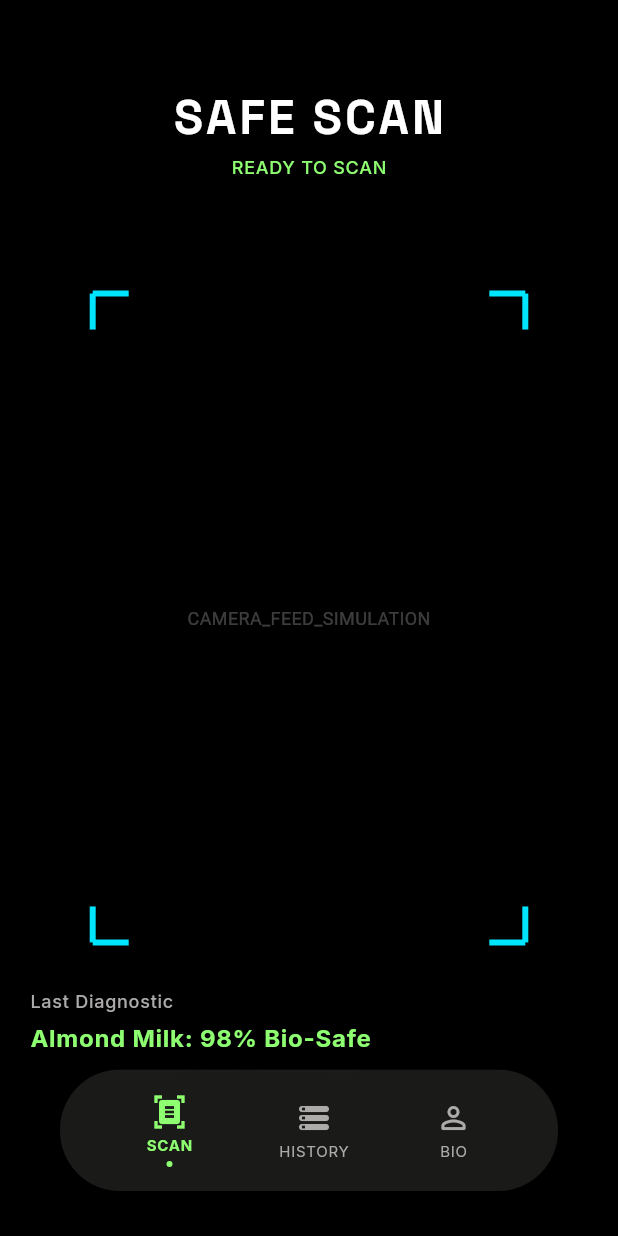
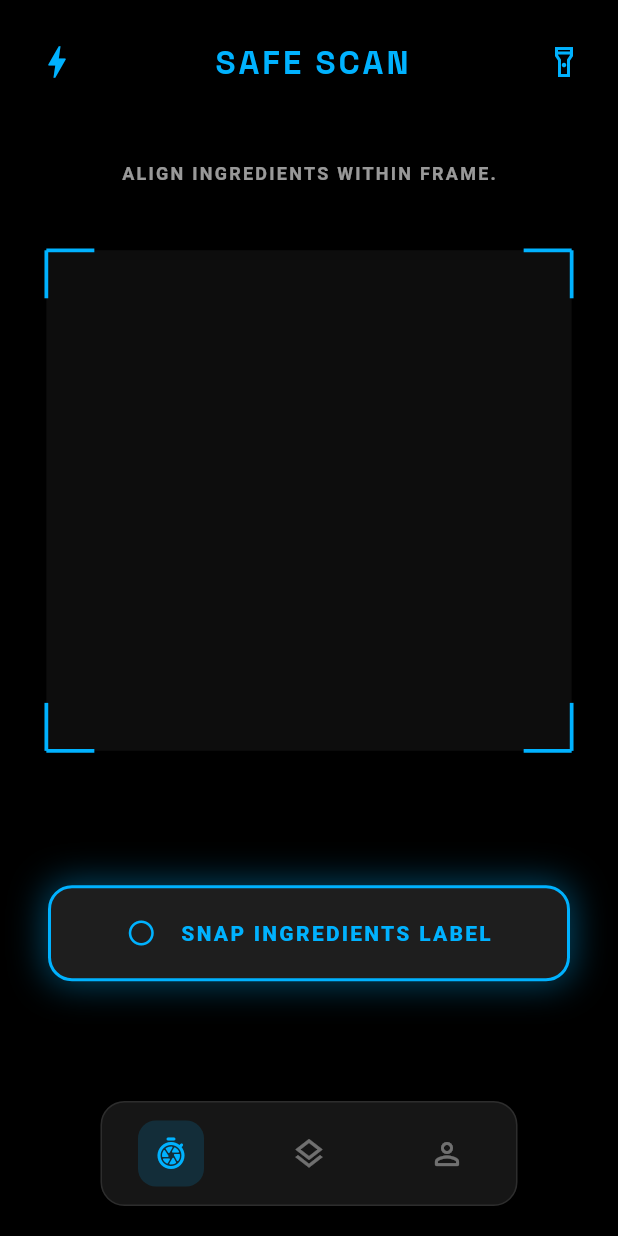
Before and after one commit to kjh311/safe-scan, a Flutter app: the screen it shows after launch, on a phone screen of 412 x 824 dp. Run offline on Flutter 3.47's test engine with Material 3 defaults, Android fonts, the phone set to English and light mode, and no system bars; our stand-ins replace google_fonts.

Commit message:
photo page layout

```diff
--- a/lib/screens/scanner_screen.dart
+++ b/lib/screens/scanner_screen.dart
@@ -1,82 +1,49 @@
-import 'dart:ui';
 import 'package:flutter/material.dart';
 import '../theme/app_theme.dart';
-import '../widgets/viewfinder_overlay.dart';
+import '../widgets/scanner_view.dart';
+import '../widgets/results_view.dart';
 
-class ScannerScreen extends StatelessWidget {
+class ScannerScreen extends StatefulWidget {
   const ScannerScreen({super.key});
+
+  @override
+  State<ScannerScreen> createState() => _ScannerScreenState();
+}
+
+class _ScannerScreenState extends State<ScannerScreen> {
+  bool _showResults = false;
+
+  void _toggleView() {
+    setState(() {
+      _showResults = !_showResults;
+    });
+  }
 
   @override
   Widget build(BuildContext context) {
     return Scaffold(
-      backgroundColor: Colors.black, // Placeholder for camera
+      backgroundColor: Colors.black,
       body: Stack(
         children: [
-          // Simulated Camera View (just a black background for now)
-          const Center(
-            child: Text(
-              "CAMERA_FEED_SIMULATION",
-              style: TextStyle(color: Colors.white24, fontSize: 12),
-            ),
+          // Content View
+          AnimatedSwitcher(
+            duration: const Duration(milliseconds: 500),
+            transitionBuilder: (Widget child, Animation<double> animation) {
+              return FadeTransition(opacity: animation, child: child);
+            },
+            child: _showResults
+                ? ResultsView(key: const ValueKey('results'), onReset: _toggleView)
+                : ScannerView(key: const ValueKey('scanner'), onScanComplete: _toggleView),
           ),
 
-          // Viewfinder Overlay
-          const ViewfinderOverlay(),
-
-          // Top Branding
+          // Floating Island Navigation (at the very bottom)
           Positioned(
-            top: 60,
-            left: 0,
-            right: 0,
-            child: Column(
-              children: [
-                Text(
-                  "SAFE SCAN",
-                  style: Theme.of(context).textTheme.displayLarge?.copyWith(
-                    fontSize: 32,
-                    letterSpacing: 2,
-                  ),
-                ),
-                const SizedBox(height: 8),
-                Text(
-                  "READY TO SCAN",
-                  style: Theme.of(context).textTheme.labelMedium?.copyWith(
-                    color: AppColors.primary,
-                  ),
-                ),
-              ],
+            bottom: 20, // Slightly higher to ensure it's "floating" above the edge
+            left: 24,
+            right: 24,
+            child: Center(
+              child: _buildFloatingNavigation(context),
             ),
-          ),
-
-          // Diagnostic Data Overlay (Mock)
-          Positioned(
-            bottom: 120,
-            left: 20,
-            child: Column(
-              crossAxisAlignment: CrossAxisAlignment.start,
-              children: [
-                Text(
-                  "Last Diagnostic",
-                  style: Theme.of(context).textTheme.labelMedium,
-                ),
-                const SizedBox(height: 4),
-                Text(
-                  "Almond Milk: 98% Bio-Safe",
-                  style: Theme.of(context).textTheme.bodyLarge?.copyWith(
-                    color: AppColors.primary,
-                    fontWeight: FontWeight.bold,
-                  ),
-                ),
-              ],
-            ),
-          ),
-
-          // Floating Island Navigation
-          Positioned(
-            bottom: 30,
-            left: 40,
-            right: 40,
-            child: _buildFloatingNavigation(context),
           ),
         ],
       ),
@@ -84,52 +51,43 @@ class ScannerScreen extends StatelessWidget {
   }
 
   Widget _buildFloatingNavigation(BuildContext context) {
-    return ClipRRect(
-      borderRadius: BorderRadius.circular(40),
-      child: BackdropFilter(
-        filter: ImageFilter.blur(sigmaX: 12, sigmaY: 12),
-        child: Container(
-          padding: const EdgeInsets.symmetric(vertical: 16),
-          color: AppColors.surfaceContainerHigh.withOpacity(0.8),
-          child: Row(
-            mainAxisAlignment: MainAxisAlignment.spaceEvenly,
-            children: [
-              _buildNavItem(context, Icons.document_scanner, "SCAN", true),
-              _buildNavItem(context, Icons.storage_rounded, "HISTORY", false),
-              _buildNavItem(context, Icons.person_outline_rounded, "BIO", false),
-            ],
-          ),
+    return Container(
+      padding: const EdgeInsets.symmetric(vertical: 12, horizontal: 24),
+      decoration: BoxDecoration(
+        color: const Color(0xFF161616),
+        borderRadius: BorderRadius.circular(16),
+        border: Border.all(
+          color: Colors.white.withValues(alpha: 0.1),
+          width: 1,
         ),
+      ),
+      child: Row(
+        mainAxisSize: MainAxisSize.min,
+        children: [
+          _buildNavItem(context, Icons.shutter_speed_rounded, true),
+          const SizedBox(width: 48),
+          _buildNavItem(context, Icons.layers_outlined, false),
+          const SizedBox(width: 48),
+          _buildNavItem(context, Icons.person_outline_rounded, false),
+        ],
       ),
     );
   }
 
-  Widget _buildNavItem(BuildContext context, IconData icon, String label, bool isActive) {
-    final Color color = isActive ? AppColors.primary : AppColors.onSurfaceVariant;
-    return Column(
-      mainAxisSize: MainAxisSize.min,
-      children: [
-        Icon(icon, color: color, size: 24),
-        const SizedBox(height: 4),
-        Text(
-          label,
-          style: Theme.of(context).textTheme.labelMedium?.copyWith(
-            color: color,
-            fontSize: 10,
-            fontWeight: isActive ? FontWeight.bold : FontWeight.normal,
-          ),
+  Widget _buildNavItem(BuildContext context, IconData icon, bool isActive) {
+    if (isActive) {
+      return Container(
+        padding: const EdgeInsets.all(10),
+        decoration: BoxDecoration(
+          color: AppColors.primary.withValues(alpha: 0.15),
+          borderRadius: BorderRadius.circular(12),
         ),
-        if (isActive)
-          Container(
-            margin: const EdgeInsets.only(top: 4),
-            width: 4,
-            height: 4,
-            decoration: const BoxDecoration(
-              color: AppColors.primary,
-              shape: BoxShape.circle,
-            ),
-          ),
-      ],
+        child: Icon(icon, color: AppColors.primary, size: 24),
+      );
+    }
+    return Padding(
+      padding: const EdgeInsets.all(10),
+      child: Icon(icon, color: Colors.white38, size: 24),
     );
   }
 }
--- a/lib/theme/app_theme.dart
+++ b/lib/theme/app_theme.dart
@@ -2,15 +2,13 @@ import 'package:flutter/material.dart';
 import 'package:google_fonts/google_fonts.dart';
 
 class AppColors {
-  static const Color primary = Color(0xFF8EFF71); // Bio-Green
-  static const Color secondary = Color(0xFFFF7354); // Safety Orange
-  static const Color tertiary = Color(0xFF00E5FF); // Precision Blue
-  static const Color surface = Color(0xFF0E0E0E);
-  static const Color surfaceContainerLow = Color(0xFF131313);
-  static const Color surfaceContainerHigh = Color(0xFF20201F);
+  static const Color primary = Color(0xFF00B2FF); // Precision Blue
+  static const Color surface = Color(0xFF121212); // Deep Charcoal
+  static const Color surfaceContainerLow = Color(0xFF1A1A1A);
+  static const Color surfaceContainerHigh = Color(0xFF262626);
   static const Color onSurface = Colors.white;
   static const Color onSurfaceVariant = Color(0xFFADAAAA);
-  static const Color errorContainer = Color(0xFFB92902);
+  static const Color glassOverlay = Color(0xCC121212); // 80% Opacity Deep Charcoal
 }
 
 class AppTheme {
@@ -19,11 +17,8 @@ class AppTheme {
     brightness: Brightness.dark,
     colorScheme: const ColorScheme.dark(
       primary: AppColors.primary,
-      secondary: AppColors.secondary,
-      tertiary: AppColors.tertiary,
       surface: AppColors.surface,
       onSurface: AppColors.onSurface,
-      errorContainer: AppColors.errorContainer,
     ),
     scaffoldBackgroundColor: AppColors.surface,
     textTheme: TextTheme(
--- /dev/null
+++ b/lib/widgets/scanner_view.dart
@@ -0,0 +1,143 @@
+import 'dart:ui';
+import 'package:flutter/material.dart';
+import '../theme/app_theme.dart';
+import 'viewfinder_overlay.dart';
+
+class ScannerView extends StatelessWidget {
+  final VoidCallback onScanComplete;
+
+  const ScannerView({super.key, required this.onScanComplete});
+
+  @override
+  Widget build(BuildContext context) {
+    return LayoutBuilder(
+      builder: (context, constraints) {
+        final double screenHeight = constraints.maxHeight;
+
+        return Stack(
+          children: [
+            // 1. Base Layer: Camera Feed Placeholder
+            Container(color: Colors.black),
+
+            // 2. Global Glassmorphism Layer
+            Positioned.fill(
+              child: BackdropFilter(
+                filter: ImageFilter.blur(sigmaX: 10, sigmaY: 10),
+                child: Container(
+                  color: Colors.black.withValues(alpha: 0.8),
+                ),
+              ),
+            ),
+
+            // 3. Header: Black Navbar (Top 10%)
+            Positioned(
+              top: 0,
+              left: 0,
+              right: 0,
+              height: screenHeight * 0.1,
+              child: Container(
+                color: Colors.black,
+                child: SafeArea(
+                  child: Padding(
+                    padding: const EdgeInsets.symmetric(horizontal: 24),
+                    child: Row(
+                      mainAxisAlignment: MainAxisAlignment.spaceBetween,
+                      children: [
+                        const Icon(Icons.bolt_outlined, color: AppColors.primary, size: 28),
+                        Text(
+                          "SAFE SCAN",
+                          style: Theme.of(context).textTheme.headlineMedium?.copyWith(
+                            color: AppColors.primary,
+                            fontWeight: FontWeight.bold,
+                            letterSpacing: 2.0,
+                            fontSize: 22,
+                          ),
+                        ),
+                        const Icon(Icons.flashlight_on_outlined, color: AppColors.primary, size: 24),
+                      ],
+                    ),
+                  ),
+                ),
+              ),
+            ),
+
+            // 4. Align Text: Top 13% (Shifted Up)
+            Positioned(
+              top: screenHeight * 0.13,
+              left: 0,
+              right: 0,
+              child: const Center(
+                child: Text(
+                  "ALIGN INGREDIENTS WITHIN FRAME.",
+                  style: TextStyle(
+                    color: Colors.white60,
+                    fontSize: 12,
+                    letterSpacing: 1.5,
+                    fontWeight: FontWeight.w600,
+                  ),
+                ),
+              ),
+            ),
+
+            // 5. Viewfinder: Center 45% (Shifted Up, starting at 18%)
+            Positioned(
+              top: screenHeight * 0.18,
+              left: 0,
+              right: 0,
+              height: screenHeight * 0.45,
+              child: const ViewfinderOverlay(),
+            ),
+
+            // 6. Capture Button: Region 68% to 83% (Shifted Up)
+            Positioned(
+              top: screenHeight * 0.68,
+              left: 32,
+              right: 32,
+              height: screenHeight * 0.15,
+              child: Center(
+                child: GestureDetector(
+                  onTap: onScanComplete,
+                  child: Container(
+                    height: 64,
+                    width: double.infinity,
+                    decoration: BoxDecoration(
+                      color: const Color(0xFF1E1E1E),
+                      borderRadius: BorderRadius.circular(16),
+                      border: Border.all(
+                        color: AppColors.primary,
+                        width: 2,
+                      ),
+                      boxShadow: [
+                        BoxShadow(
+                          color: AppColors.primary.withValues(alpha: 0.4),
+                          blurRadius: 20,
+                          spreadRadius: 2,
+                        ),
+                      ],
+                    ),
+                    child: const Row(
+                      mainAxisAlignment: MainAxisAlignment.center,
+                      children: [
+                        Icon(Icons.circle_outlined, color: AppColors.primary, size: 20),
+                        SizedBox(width: 16),
+                        Text(
+                          "SNAP INGREDIENTS LABEL",
+                          style: TextStyle(
+                            color: AppColors.primary,
+                            fontWeight: FontWeight.w800,
+                            letterSpacing: 1.5,
+                            fontSize: 14,
+                          ),
+                        ),
+                      ],
+                    ),
+                  ),
+                ),
+              ),
+            ),
+          ],
+        );
+      },
+    );
+  }
+}
--- a/lib/widgets/viewfinder_overlay.dart
+++ b/lib/widgets/viewfinder_overlay.dart
@@ -8,54 +8,37 @@ class ViewfinderOverlay extends StatelessWidget {
   Widget build(BuildContext context) {
     return LayoutBuilder(
       builder: (context, constraints) {
-        // Define viewfinder dimensions (vertical rectangle)
-        final double viewfinderWidth = constraints.maxWidth * 0.7;
-        final double viewfinderHeight = viewfinderWidth * 1.5; // Vertical ratio
+        // Viewfinder size logic
+        final double viewfinderWidth = constraints.maxWidth * 0.85;
+        final double viewfinderHeight = constraints.maxHeight * 0.9;
         final Size viewfinderSize = Size(viewfinderWidth, viewfinderHeight);
 
-        return Stack(
-          children: [
-            // Scrim / Background overlay with a hole
-            ColorFiltered(
-              colorFilter: ColorFilter.mode(
-                Colors.black.withOpacity(0.6),
-                BlendMode.srcOut,
-              ),
+        return Center(
+          child: SizedBox(
+            width: viewfinderSize.width,
+            height: viewfinderSize.height,
             child: Stack(
               children: [
+                // Semi-transparent inner area
                 Container(
-                    decoration: const BoxDecoration(
-                      color: Colors.black,
-                      backgroundBlendMode: BlendMode.dstOut,
+                  decoration: BoxDecoration(
+                    color: Colors.white.withValues(alpha: 0.05),
+                    borderRadius: BorderRadius.circular(4),
                   ),
                 ),
-                  Align(
-                    alignment: Alignment.center,
-                    child: Container(
-                      width: viewfinderSize.width,
-                      height: viewfinderSize.height,
-                      decoration: BoxDecoration(
-                        color: Colors.white,
-                        borderRadius: BorderRadius.circular(4),
-                      ),
+
+                // L-Brackets Painter
+                CustomPaint(
+                  size: viewfinderSize,
+                  painter: ViewfinderPainter(
+                    color: AppColors.primary,
+                    strokeWidth: 2.5,
+                    bracketLength: 32.0,
                   ),
                 ),
               ],
             ),
           ),
-            // Custom Painter for Brackets
-            Align(
-              alignment: Alignment.center,
-              child: CustomPaint(
-                size: viewfinderSize,
-                painter: ViewfinderPainter(
-                  color: AppColors.tertiary,
-                  strokeWidth: 4.0,
-                  bracketLength: 24.0,
-                ),
-              ),
-            ),
-          ],
         );
       },
     );
```
Also changed, not shown: lib/widgets/results_view.dart (added, +176 -0 lines), 1 other file. Lines whose indentation alone changed are shown as unchanged.
